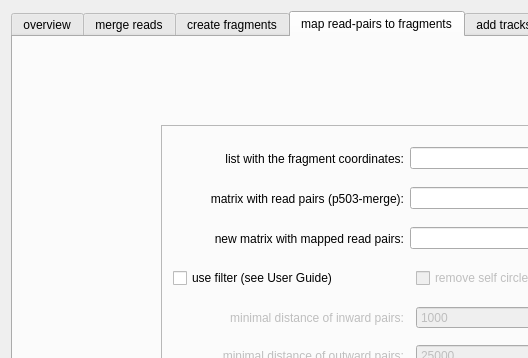
The window that source/HiCat/widget.ui (MWSchmid/HiCdat) describes before a commit, drawn with Qt 5; both pictures show x 0 to 528 and y 0 to 358 of the 922 by 677 pixel window.
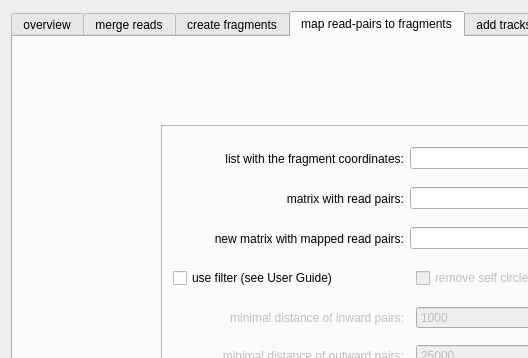
The same window after the commit. The open tabs and pages were chosen to show the change.

Commit message: removed some text

The edit to the form file:
```diff
--- a/source/HiCat/widget.ui
+++ b/source/HiCat/widget.ui
@@ -752,7 +752,7 @@
           <item row="1" column="0">
            <widget class="QLabel" name="MAPREADSlabel_2">
             <property name="text">
-             <string>matrix with read pairs (p503-merge):</string>
+             <string>matrix with read pairs:</string>
             </property>
             <property name="alignment">
              <set>Qt::AlignRight|Qt::AlignTrailing|Qt::AlignVCenter</set>
```
